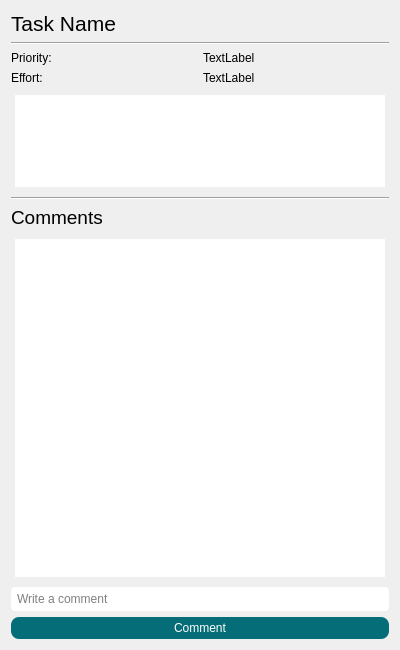
Above: views/taskdetails.ui from BelchieBen/BenjaminBelcherAssessment before the change. Below: the same form after it.
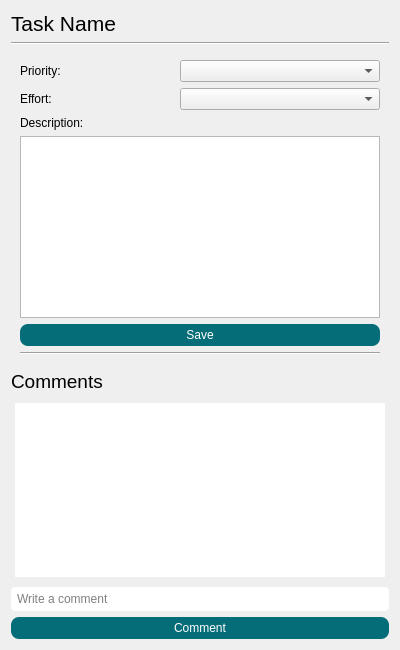
That is the form after the change. The open tabs and pages were chosen to show the change.

Commit message:
Added ability to edit task details
there is a bug with main dashboard not updating

```diff
--- a/views/taskdetails.ui
+++ b/views/taskdetails.ui
@@ -40,9 +40,22 @@
     </widget>
    </item>
    <item>
+    <widget class="QStackedWidget" name="stackedWidget">
+     <property name="currentIndex">
+      <number>0</number>
+     </property>
+     <widget class="QWidget" name="view">
+      <layout class="QVBoxLayout" name="verticalLayout">
+       <item>
     <layout class="QHBoxLayout" name="horizontalLayout">
      <item>
       <widget class="QLabel" name="PriorityLbl">
+           <property name="sizePolicy">
+            <sizepolicy hsizetype="Preferred" vsizetype="Fixed">
+             <horstretch>0</horstretch>
+             <verstretch>0</verstretch>
+            </sizepolicy>
+           </property>
        <property name="text">
         <string>Priority: </string>
        </property>
@@ -50,6 +63,12 @@
      </item>
      <item>
       <widget class="QLabel" name="Priority">
+           <property name="sizePolicy">
+            <sizepolicy hsizetype="Preferred" vsizetype="Fixed">
+             <horstretch>0</horstretch>
+             <verstretch>0</verstretch>
+            </sizepolicy>
+           </property>
        <property name="text">
         <string>TextLabel</string>
        </property>
@@ -61,6 +80,12 @@
     <layout class="QHBoxLayout" name="horizontalLayout_2">
      <item>
       <widget class="QLabel" name="EffortLbl">
+           <property name="sizePolicy">
+            <sizepolicy hsizetype="Preferred" vsizetype="Fixed">
+             <horstretch>0</horstretch>
+             <verstretch>0</verstretch>
+            </sizepolicy>
+           </property>
        <property name="text">
         <string>Effort: </string>
        </property>
@@ -68,6 +93,12 @@
      </item>
      <item>
       <widget class="QLabel" name="Effort">
+           <property name="sizePolicy">
+            <sizepolicy hsizetype="Preferred" vsizetype="Fixed">
+             <horstretch>0</horstretch>
+             <verstretch>0</verstretch>
+            </sizepolicy>
+           </property>
        <property name="text">
         <string>TextLabel</string>
        </property>
@@ -79,14 +110,14 @@
     <widget class="QTextBrowser" name="Description">
      <property name="minimumSize">
       <size>
-       <width>0</width>
+           <width>300</width>
        <height>100</height>
       </size>
      </property>
      <property name="maximumSize">
       <size>
        <width>16777215</width>
-       <height>100</height>
+           <height>199999</height>
       </size>
      </property>
      <property name="styleSheet">
@@ -105,6 +136,115 @@
       </widget>
      </item>
     </layout>
+       </item>
+      </layout>
+     </widget>
+     <widget class="QWidget" name="page_2">
+      <layout class="QVBoxLayout" name="verticalLayout_3">
+       <item>
+        <layout class="QHBoxLayout" name="horizontalLayout_3">
+         <item>
+          <widget class="QLabel" name="label">
+           <property name="text">
+            <string>Priority:</string>
+           </property>
+          </widget>
+         </item>
+         <item>
+          <spacer name="horizontalSpacer">
+           <property name="orientation">
+            <enum>Qt::Horizontal</enum>
+           </property>
+           <property name="sizeHint" stdset="0">
+            <size>
+             <width>40</width>
+             <height>20</height>
+            </size>
+           </property>
+          </spacer>
+         </item>
+         <item>
+          <widget class="QComboBox" name="PriorityBox">
+           <property name="minimumSize">
+            <size>
+             <width>200</width>
+             <height>0</height>
+            </size>
+           </property>
+          </widget>
+         </item>
+        </layout>
+       </item>
+       <item>
+        <layout class="QHBoxLayout" name="horizontalLayout_4">
+         <item>
+          <widget class="QLabel" name="label_2">
+           <property name="text">
+            <string>Effort:</string>
+           </property>
+          </widget>
+         </item>
+         <item>
+          <spacer name="horizontalSpacer_2">
+           <property name="orientation">
+            <enum>Qt::Horizontal</enum>
+           </property>
+           <property name="sizeHint" stdset="0">
+            <size>
+             <width>40</width>
+             <height>20</height>
+            </size>
+           </property>
+          </spacer>
+         </item>
+         <item>
+          <widget class="QComboBox" name="EffortBox">
+           <property name="minimumSize">
+            <size>
+             <width>200</width>
+             <height>0</height>
+            </size>
+           </property>
+          </widget>
+         </item>
+        </layout>
+       </item>
+       <item>
+        <widget class="QLabel" name="label_3">
+         <property name="text">
+          <string>Description:</string>
+         </property>
+        </widget>
+       </item>
+       <item>
+        <widget class="QTextEdit" name="DescriptionTxtBox"/>
+       </item>
+       <item>
+        <widget class="QPushButton" name="SaveBtn">
+         <property name="styleSheet">
+          <string notr="true">background-color: rgb(5, 109, 120);
+color: rgb(255, 255, 255);
+border-radius:8px;
+padding-top:4px;
+padding-bottom:4px;
+padding-left:25px;
+padding-right:25px;</string>
+         </property>
+         <property name="text">
+          <string>Save</string>
+         </property>
+        </widget>
+       </item>
+       <item>
+        <widget class="Line" name="line_3">
+         <property name="orientation">
+          <enum>Qt::Horizontal</enum>
+         </property>
+        </widget>
+       </item>
+      </layout>
+     </widget>
+    </widget>
    </item>
    <item>
     <widget class="QLabel" name="CommentsLbl">
```
Lines whose indentation alone changed are shown as unchanged. The commit also changes 5 other files.
